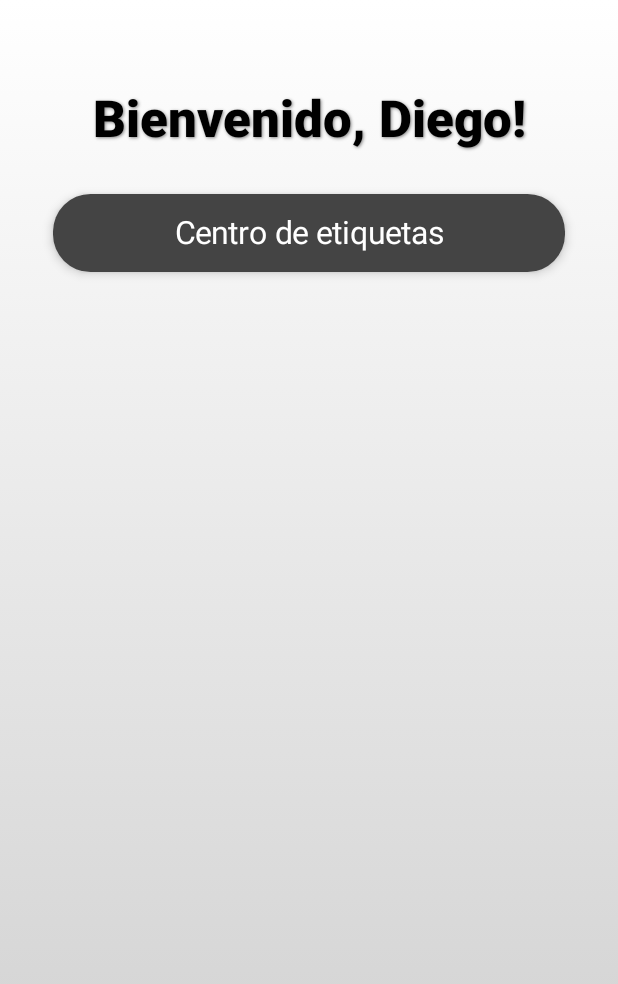
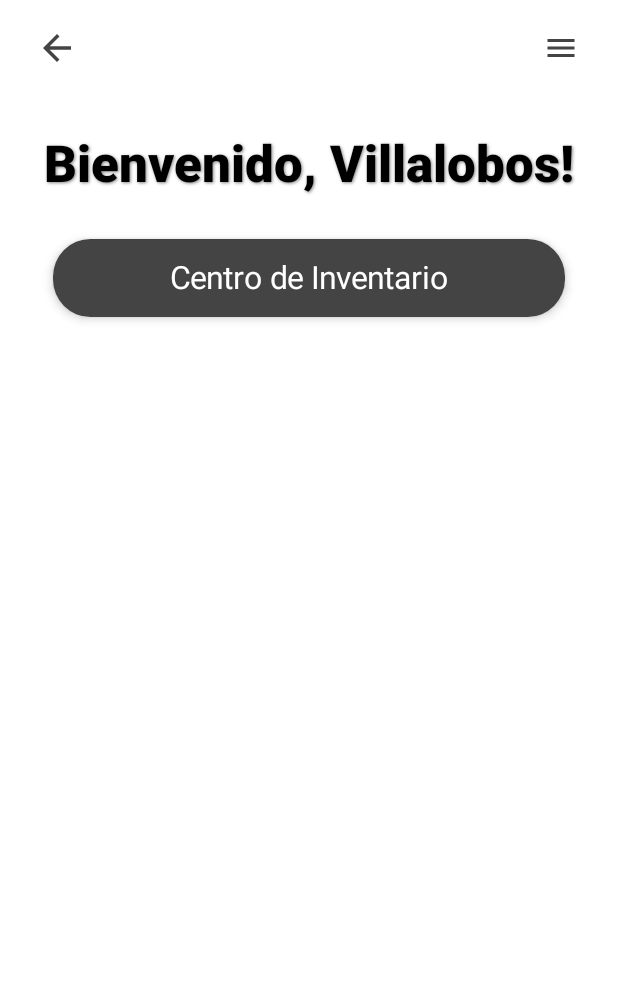
Before and after one commit to DiegoOC111/FerreteriaHogar, an Android app built with Jetpack Compose: the @Preview function MAIN, on a phone screen of 412 x 824 dp. Shown: the top 984 px of the screen. Run offline under Robolectric (Android 15) with nearby library versions, the phone set to English and light mode, and no system bars.

Commit message:
NavBar - Inventario
alo

```diff
--- a/app/build.gradle.kts
+++ b/app/build.gradle.kts
@@ -51,6 +51,7 @@ dependencies {
     implementation(libs.androidx.material3)
     implementation(libs.androidx.foundation.layout)
     implementation(libs.androidx.animation.core.lint)
+    implementation(libs.material3)
     testImplementation(libs.junit)
     androidTestImplementation(libs.androidx.junit)
     androidTestImplementation(libs.androidx.espresso.core)
@@ -59,5 +60,7 @@ dependencies {
     debugImplementation(libs.androidx.ui.tooling)
     debugImplementation(libs.androidx.ui.test.manifest)
 
+    implementation("androidx.compose.material:material-icons-extended")
+
     implementation("androidx.navigation:navigation-compose:2.9.5")
 }
--- a/app/src/main/java/com/example/ferreteriahogar/ui/Routes.kt
+++ b/app/src/main/java/com/example/ferreteriahogar/ui/Routes.kt
@@ -3,4 +3,5 @@ package com.example.ferreteriahogar.ui
 object Routes {
     var Login = "login"
     var MainMenu = "mainMenu"
+    var Inventory = "inventory"
 }
--- /dev/null
+++ b/app/src/main/java/com/example/ferreteriahogar/ui/components/NavBar.kt
@@ -0,0 +1,115 @@
+package com.example.ferreteriahogar.ui.components
+
+
+
+import androidx.compose.foundation.layout.fillMaxWidth
+import androidx.compose.foundation.layout.padding
+import androidx.compose.foundation.layout.size
+import androidx.compose.material.icons.Icons
+import androidx.compose.material.icons.filled.*
+import androidx.compose.material3.DropdownMenu
+import androidx.compose.material3.DropdownMenuItem
+import androidx.compose.material3.ExperimentalMaterial3Api
+import androidx.compose.material3.Icon
+import androidx.compose.material3.IconButton
+import androidx.compose.material3.Text
+import androidx.compose.material3.TopAppBar
+import androidx.compose.material3.TopAppBarDefaults
+import androidx.compose.runtime.Composable
+import androidx.compose.runtime.getValue
+import androidx.compose.runtime.mutableStateOf
+import androidx.compose.runtime.remember
+import androidx.compose.runtime.setValue
+import androidx.compose.ui.Modifier
+import androidx.compose.ui.graphics.Color
+import androidx.compose.ui.text.TextStyle
+import androidx.compose.ui.text.font.FontWeight
+import androidx.compose.ui.text.style.TextAlign
+import androidx.compose.ui.unit.dp
+import androidx.compose.ui.unit.sp
+import androidx.navigation.NavController
+import com.example.ferreteriahogar.ui.Routes
+
+@Composable
+fun OverflowMenu(
+    isExpanded : Boolean,
+    onItemClick :(String)-> Unit,
+    onDismiss :()->Unit
+){
+    val opciones=listOf("Vision","Mision","Ajustes")
+    DropdownMenu(expanded = isExpanded, onDismissRequest = onDismiss, containerColor = Color.White) {
+        opciones.forEach {opcion->
+            DropdownMenuItem(text={
+                Text(text=opcion,)
+            }, onClick = {
+                onItemClick(opcion)
+                onDismiss()
+                }
+            )
+        }
+    }
+}
+
+@OptIn(ExperimentalMaterial3Api::class)
+@Composable
+fun NavBar(navController: NavController,
+           titleNavBar : String){
+    var isMenuOpened by remember { mutableStateOf(false) }
+    TopAppBar(
+        modifier = Modifier.padding(horizontal = 10.dp),
+
+        navigationIcon = {
+            IconButton(onClick = { navController.popBackStack() }) {
+                Icon(
+                    imageVector = Icons.Default.ArrowBack,
+                    contentDescription = "Volver",
+                    tint = Color.DarkGray,
+                    modifier = Modifier.size(28.dp)
+                )
+            }
+        },
+
+        title = {
+            Text(
+                text = titleNavBar,
+                color = Color.Black,
+                fontWeight = FontWeight.Bold,
+                modifier = Modifier.fillMaxWidth(),
+                textAlign = TextAlign.Center,
+                fontSize = 25.sp
+            )
+        },
+
+
+
+        actions = {
+            IconButton(onClick = { isMenuOpened = true }) {
+                Icon(
+                    imageVector = Icons.Filled.Menu,
+                    contentDescription = "Opciones del menú",
+                    tint = Color.DarkGray
+                )
+            }
+
+            OverflowMenu(
+                isExpanded = isMenuOpened,
+                onItemClick = { opcion ->
+                    when (opcion) {
+                        "Misión" -> println()
+                        "Visión" -> println()
+                        "Ajustes" -> println()
+                    }
+                    isMenuOpened = false
+                },
+                onDismiss = { isMenuOpened = false }
+            )
+        },
+
+        colors = TopAppBarDefaults.topAppBarColors(
+            containerColor = Color.White,
+            titleContentColor = Color.Black,
+            actionIconContentColor = Color.Black,
+            navigationIconContentColor = Color.Black
+        )
+    )
+}
--- a/app/src/main/java/com/example/ferreteriahogar/ui/screens/MainMenu.kt
+++ b/app/src/main/java/com/example/ferreteriahogar/ui/screens/MainMenu.kt
@@ -29,11 +29,16 @@ import androidx.compose.ui.text.font.FontWeight
 import androidx.compose.ui.tooling.preview.Preview
 import androidx.compose.ui.unit.dp
 import androidx.compose.ui.unit.sp
+import androidx.navigation.NavController
 import androidx.navigation.compose.rememberNavController
+import com.example.ferreteriahogar.ui.Routes
+import com.example.ferreteriahogar.ui.components.BackIconButton
+import com.example.ferreteriahogar.ui.components.NavBar
 import org.w3c.dom.Text
 
 @Composable
-fun MainMenu(paddingValues: PaddingValues, usuario : String){
+fun MainMenu(paddingValues: PaddingValues, usuario : String, passwordHashed : String , navController : NavController){
+    val titleNavBar = ""
 
     Box(
         modifier = Modifier
@@ -42,11 +47,13 @@ fun MainMenu(paddingValues: PaddingValues, usuario : String){
                 brush = Brush.verticalGradient(
                     colors = listOf(
                         Color.White,
-                        Color.LightGray
+                        Color.White
                     )
                 )
             )
     )
+
+    NavBar(navController, titleNavBar)
 
     Column (
         modifier = Modifier
@@ -54,7 +61,8 @@ fun MainMenu(paddingValues: PaddingValues, usuario : String){
             .padding(paddingValues),
             horizontalAlignment = Alignment.CenterHorizontally
     ){
-        Spacer(Modifier.height(60.dp))
+
+        Spacer(Modifier.height(90.dp))
 
         Text(text = "Bienvenido, $usuario!",
             style = TextStyle(
@@ -72,7 +80,7 @@ fun MainMenu(paddingValues: PaddingValues, usuario : String){
 
         Button(
             onClick = {
-
+                navController.navigate(Routes.Inventory)
             },
             Modifier.fillMaxWidth().padding(horizontal = 35.dp).height(52.dp),
             shape = RoundedCornerShape(25.dp),
@@ -85,7 +93,7 @@ fun MainMenu(paddingValues: PaddingValues, usuario : String){
                 Color.White
             )
         ) {
-            Text(text = "Centro de etiquetas",
+            Text(text = "Centro de Inventario",
                 style = TextStyle(
                     fontSize = 21.sp
                 )
@@ -98,6 +106,8 @@ fun MainMenu(paddingValues: PaddingValues, usuario : String){
 fun MAIN() {
     MainMenu(
         paddingValues = PaddingValues(),
-        usuario = "Diego"
+        usuario = "Villalobos",
+        passwordHashed = "abc123123abc",
+        navController = rememberNavController()
     )
 }
--- a/app/src/main/java/com/example/ferreteriahogar/ui/theme/Color.kt
+++ b/app/src/main/java/com/example/ferreteriahogar/ui/theme/Color.kt
@@ -5,12 +5,13 @@ import androidx.compose.ui.graphics.Color
 val Purple80 = Color(0xFFD0BCFF)
 val PurpleGrey80 = Color(0xFFCCC2DC)
 val Pink80 = Color(0xFFEFB8C8)
-
 val Purple40 = Color(0xFF6650a4)
 val PurpleGrey40 = Color(0xFF625b71)
 val Pink40 = Color(0xFF7D5260)
 val OBS_1 = Color(0xFF6C584D)
 val OBS_CLA = Color(0xFFA98467)
 val VERD_FUER = Color(0xFFA9BF73)
+
+val VERD_MEDIO = Color(0xFFC1D99C)
 val VERD_SUAVE = Color(0xFFDCE4B4)
 val VERD_FONDO = Color(0xFFF5F1E0)
--- a/gradle/libs.versions.toml
+++ b/gradle/libs.versions.toml
@@ -10,6 +10,7 @@ activityCompose = "1.11.0"
 composeBom = "2024.09.00"
 foundationLayout = "1.9.3"
 animationCoreLint = "1.9.3"
+material3 = "1.4.0"
 
 [libraries]
 androidx-core-ktx = { group = "androidx.core", name = "core-ktx", version.ref = "coreKtx" }
@@ -28,6 +29,7 @@ androidx-ui-test-junit4 = { group = "androidx.compose.ui", name = "ui-test-junit
 androidx-material3 = { group = "androidx.compose.material3", name = "material3" }
 androidx-foundation-layout = { group = "androidx.compose.foundation", name = "foundation-layout", version.ref = "foundationLayout" }
 androidx-animation-core-lint = { group = "androidx.compose.animation", name = "animation-core-lint", version.ref = "animationCoreLint" }
+material3 = { group = "androidx.compose.material3", name = "material3", version.ref = "material3" }
 
 [plugins]
 android-application = { id = "com.android.application", version.ref = "agp" }
```
Also changed, not shown: app/src/main/java/com/example/ferreteriahogar/MainActivity.kt (+8 -2 lines), app/src/main/java/com/example/ferreteriahogar/data/FakeInventories.kt (added, +9 -0 lines), app/src/main/java/com/example/ferreteriahogar/data/Inventory.kt (added, +8 -0 lines), app/src/main/java/com/example/ferreteriahogar/ui/components/BackIconButton.kt (added, +36 -0 lines), app/src/main/java/com/example/ferreteriahogar/ui/components/InventorySelect.kt (added, +122 -0 lines), app/src/main/java/com/example/ferreteriahogar/ui/screens/Inventory.kt (added, +279 -0 lines), app/src/main/java/com/example/ferreteriahogar/ui/screens/Login.kt (+42 -6 lines).
